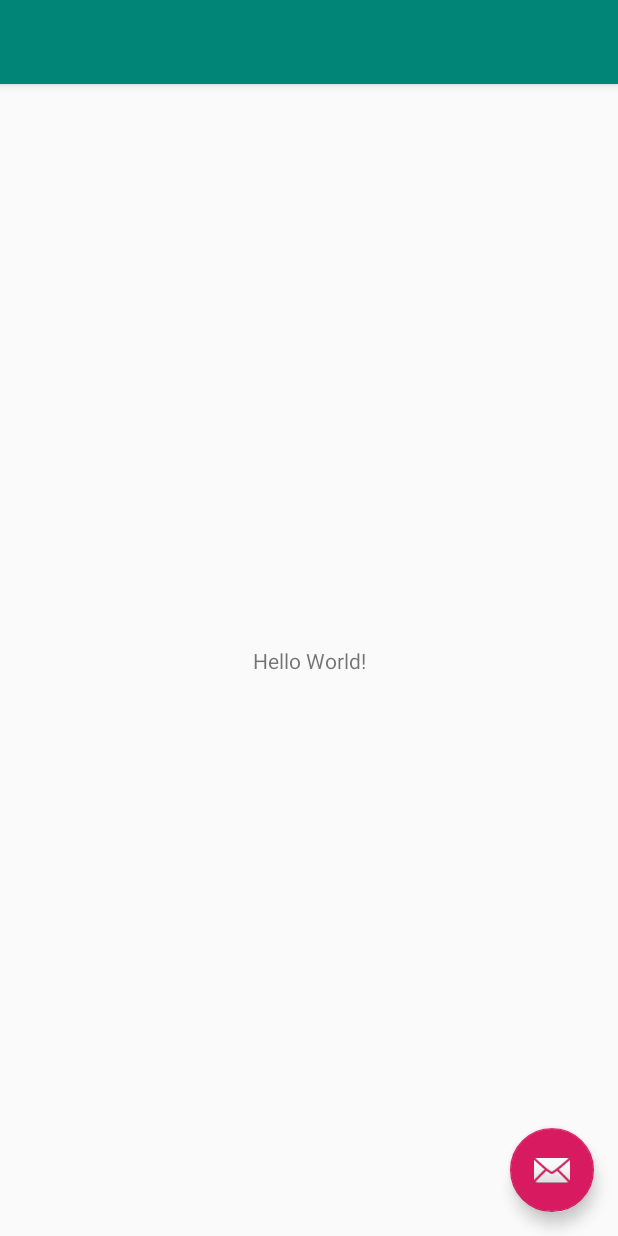
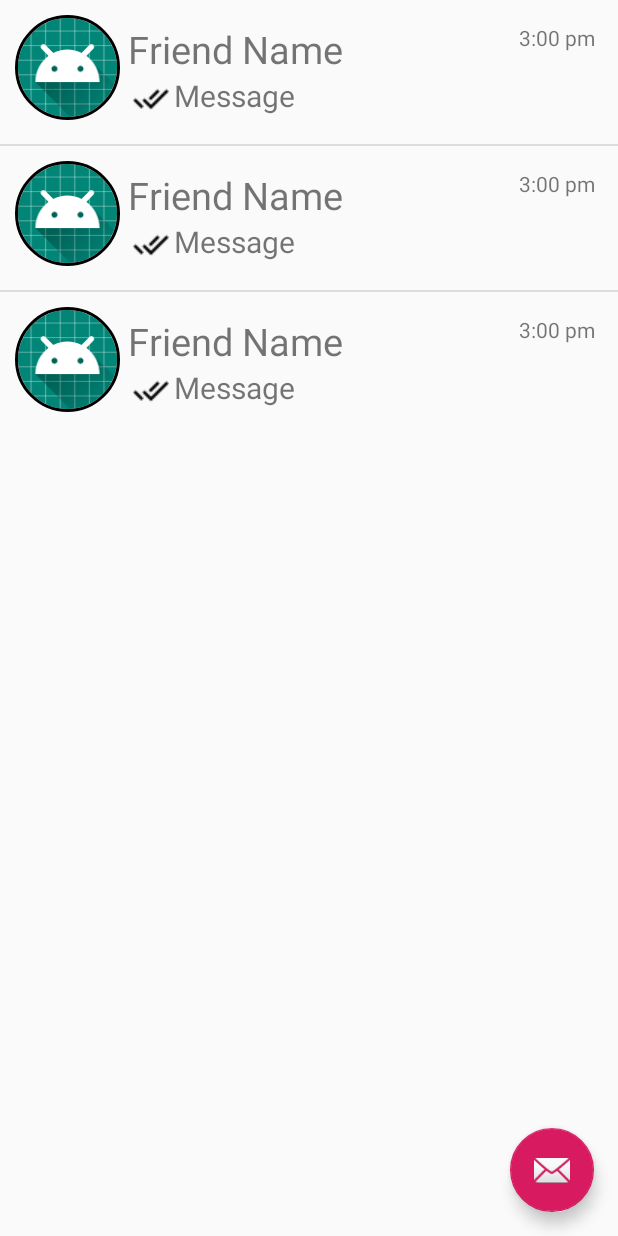
Before and after one commit to mahmoodSherif/notChatApp, an Android app: the layout activity_main.xml on its own in the app's theme, with its tools: preview values and no code run, on a phone screen of 412 x 824 dp. Run offline under Robolectric (Android 15) with nearby library versions, the phone set to English and light mode, and no system bars.

Commit message:
add message adapter , designs

```diff
--- a/app/build.gradle
+++ b/app/build.gradle
@@ -31,4 +31,8 @@ dependencies {
     testImplementation 'junit:junit:4.12'
     androidTestImplementation 'androidx.test:runner:1.2.0'
     androidTestImplementation 'androidx.test.espresso:espresso-core:3.2.0'
+    //circular imageView
+    implementation 'de.hdodenhof:circleimageview:3.0.0'
+    // Displaying images
+    implementation 'com.github.bumptech.glide:glide:4.3.1'
 }
--- a/app/src/main/AndroidManifest.xml
+++ b/app/src/main/AndroidManifest.xml
@@ -9,13 +9,13 @@
         android:roundIcon="@mipmap/ic_launcher_round"
         android:supportsRtl="true"
         android:theme="@style/AppTheme">
+        <activity android:name=".ChatActivity"></activity>
         <activity
             android:name=".MainActivity"
             android:label="@string/app_name"
             android:theme="@style/AppTheme.NoActionBar">
             <intent-filter>
                 <action android:name="android.intent.action.MAIN" />
-
                 <category android:name="android.intent.category.LAUNCHER" />
             </intent-filter>
         </activity>
--- a/app/src/main/res/layout/activity_main.xml
+++ b/app/src/main/res/layout/activity_main.xml
@@ -1,27 +1,18 @@
 <?xml version="1.0" encoding="utf-8"?>
-<androidx.coordinatorlayout.widget.CoordinatorLayout xmlns:android="http://schemas.android.com/apk/res/android"
+<androidx.coordinatorlayout.widget.CoordinatorLayout
+    xmlns:android="http://schemas.android.com/apk/res/android"
     xmlns:app="http://schemas.android.com/apk/res-auto"
     xmlns:tools="http://schemas.android.com/tools"
     android:layout_width="match_parent"
     android:layout_height="match_parent"
     tools:context=".MainActivity">
 
-    <com.google.android.material.appbar.AppBarLayout
+    <ListView
+        android:id="@+id/MainListView"
         android:layout_width="match_parent"
         android:layout_height="wrap_content"
-        android:theme="@style/AppTheme.AppBarOverlay">
-
-        <androidx.appcompat.widget.Toolbar
-            android:id="@+id/toolbar"
-            android:layout_width="match_parent"
-            android:layout_height="?attr/actionBarSize"
-            android:background="?attr/colorPrimary"
-            app:popupTheme="@style/AppTheme.PopupOverlay" />
-
-    </com.google.android.material.appbar.AppBarLayout>
-
-    <include layout="@layout/content_main" />
-
+        tools:listitem="@layout/main_listview_item">
+    </ListView>
     <com.google.android.material.floatingactionbutton.FloatingActionButton
         android:id="@+id/fab"
         android:layout_width="wrap_content"
--- a/app/src/main/res/layout/content_main.xml
+++ /dev/null
@@ -1,20 +0,0 @@
-<?xml version="1.0" encoding="utf-8"?>
-<androidx.constraintlayout.widget.ConstraintLayout xmlns:android="http://schemas.android.com/apk/res/android"
-    xmlns:app="http://schemas.android.com/apk/res-auto"
-    xmlns:tools="http://schemas.android.com/tools"
-    android:layout_width="match_parent"
-    android:layout_height="match_parent"
-    app:layout_behavior="@string/appbar_scrolling_view_behavior"
-    tools:context=".MainActivity"
-    tools:showIn="@layout/activity_main">
-
-    <TextView
-        android:layout_width="wrap_content"
-        android:layout_height="wrap_content"
-        android:text="Hello World!"
-        app:layout_constraintBottom_toBottomOf="parent"
-        app:layout_constraintLeft_toLeftOf="parent"
-        app:layout_constraintRight_toRightOf="parent"
-        app:layout_constraintTop_toTopOf="parent" />
-
-</androidx.constraintlayout.widget.ConstraintLayout>
--- /dev/null
+++ b/app/src/main/res/layout/main_listview_item.xml
@@ -0,0 +1,62 @@
+<?xml version="1.0" encoding="utf-8"?>
+<LinearLayout android:padding="10dp"
+    xmlns:android="http://schemas.android.com/apk/res/android"
+    android:orientation="horizontal"
+    android:layout_width="match_parent"
+    android:layout_height="wrap_content"
+    xmlns:app="http://schemas.android.com/apk/res-auto">
+
+    <de.hdodenhof.circleimageview.CircleImageView
+        android:id="@+id/MainfriendImage"
+        android:layout_width="70dp"
+        android:layout_height="70dp"
+        app:civ_border_width="2dp"
+        android:src="@mipmap/ic_launcher_round"/>
+
+    <LinearLayout
+        android:padding="5dp"
+        android:orientation="vertical"
+        android:layout_width="wrap_content"
+        android:layout_height="wrap_content">
+        <RelativeLayout
+            android:layout_width="wrap_content"
+            android:layout_height="wrap_content">
+
+        <TextView
+            android:id="@+id/MainfriendName"
+            android:text="Friend Name"
+            android:textSize="25sp"
+            android:layout_width="match_parent"
+            android:layout_height="wrap_content" />
+            <TextView
+                android:id="@+id/MainMessageTime"
+                android:layout_width="wrap_content"
+                android:layout_height="wrap_content"
+                android:layout_gravity="end"
+                android:text="3:00 pm"
+                android:layout_alignRight="@id/MainfriendName"
+                android:layout_alignEnd="@id/MainfriendName" />
+        </RelativeLayout>
+        <LinearLayout
+            android:layout_width="wrap_content"
+            android:layout_height="wrap_content"
+            android:orientation="horizontal">
+            <ImageView
+                android:id="@+id/MainSendIcon"
+                android:padding="3dp"
+                android:layout_width="wrap_content"
+                android:layout_height="wrap_content"
+                android:src="@drawable/sentsmall"
+               />
+        <TextView
+            android:id="@+id/MainFriendMessage"
+            android:layout_width="match_parent"
+            android:layout_height="wrap_content"
+            android:text="Message"
+            android:textSize="20dp"/>
+        </LinearLayout>
+    </LinearLayout>
+
+
+
+</LinearLayout>
--- a/app/src/main/res/values/styles.xml
+++ b/app/src/main/res/values/styles.xml
@@ -16,5 +16,8 @@
     <style name="AppTheme.AppBarOverlay" parent="ThemeOverlay.AppCompat.Dark.ActionBar" />
 
     <style name="AppTheme.PopupOverlay" parent="ThemeOverlay.AppCompat.Light" />
+    <style name="HeaderBar">
+        <item name="android:background">#303F9F</item>
+    </style>
 
 </resources>
```
Also changed, not shown: app/src/main/java/com/MM/notChatApp/ChatActivity.java (added, +68 -0 lines), app/src/main/java/com/MM/notChatApp/MainActivity.java (+8 -4 lines), app/src/main/java/com/MM/notChatApp/Message.java (added, +48 -0 lines), app/src/main/java/com/MM/notChatApp/MessageAdapter.java (added, +51 -0 lines), app/src/main/java/com/MM/notChatApp/User.java (added, +7 -0 lines), app/src/main/res/layout/activity_chat.xml (added, +91 -0 lines), app/src/main/res/layout/message_item.xml (added, +39 -0 lines), app/src/main/res/drawable/readsmall.png (added), app/src/main/res/drawable/sentsmall.png (added).
